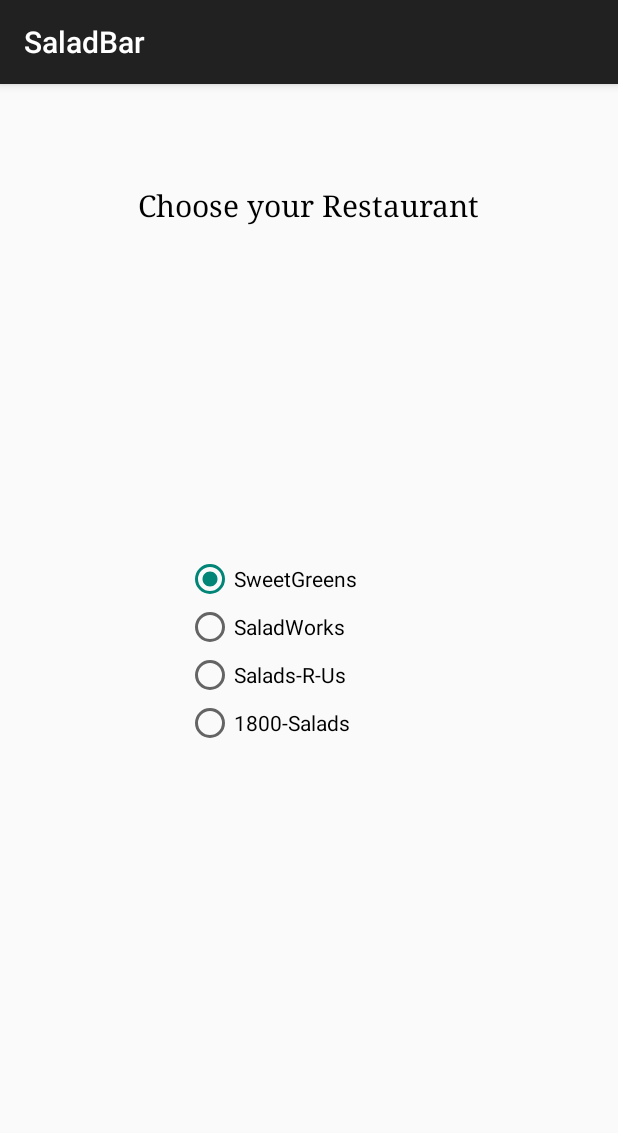
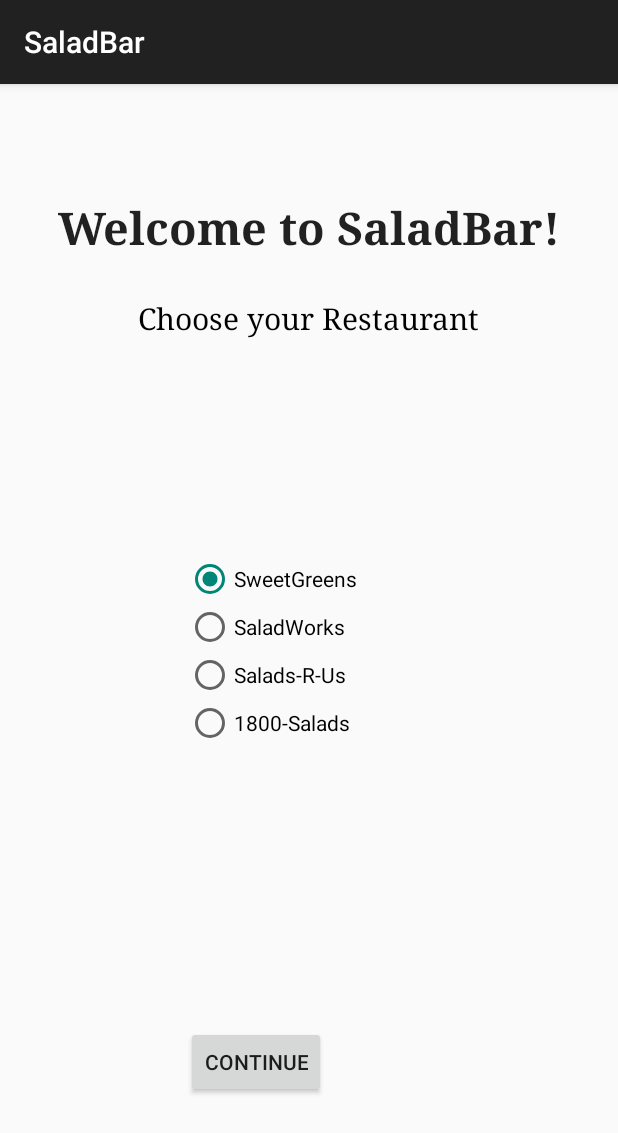
Before and after one commit to gonzalo-m/salad-bar, an Android app: the fragment RestaurantSelectorFragment shown on its own in the app's theme, on a phone screen of 412 x 824 dp. Shown: the top 1133 px of the screen. Run offline under Robolectric (Android 15) with nearby library versions, the phone set to English and light mode, and no system bars.

Commit message:
Added restaurant selector activity
To enable, just move the intent filter from AndroidManifest.xml to the
correct spot (there's a comment for it).

Before we turn this in, make sure to remove the line marked as "REMOVE
THIS LINE"

```diff
--- a/android/SaladBar/app/build.gradle
+++ b/android/SaladBar/app/build.gradle
@@ -24,7 +24,8 @@ android {
 
 dependencies {
     compile fileTree(dir: 'libs', include: ['*.jar'])
-    compile 'com.android.support:appcompat-v7:23.0.1'
     testCompile 'junit:junit:4.12'
     testCompile "org.mockito:mockito-core:1.9.5"
+    compile 'com.android.support:appcompat-v7:23.1.1'
+    compile 'com.android.support:design:23.1.1'
 }
--- a/android/SaladBar/app/src/main/java/com/sb/saladbar/RestaurantSelectorFragment.java
+++ b/android/SaladBar/app/src/main/java/com/sb/saladbar/RestaurantSelectorFragment.java
@@ -12,7 +12,7 @@ public class RestaurantSelectorFragment extends android.support.v4.app.Fragment
     @Override
     public View onCreateView(LayoutInflater inflater, ViewGroup container,
                              Bundle savedInstanceState) {
-        View rootView = inflater.inflate(R.layout.fragment_restaurant_selector, null);
+        View rootView = inflater.inflate(R.layout.activity_restaurant_selector, null);
         return rootView;
     }
 
--- a/android/SaladBar/app/src/main/res/layout/fragment_restaurant_selector.xml
+++ b/android/SaladBar/app/src/main/res/layout/activity_restaurant_selector.xml
@@ -2,8 +2,7 @@
     xmlns:tools="http://schemas.android.com/tools" android:layout_width="match_parent"
     android:layout_height="match_parent" tools:context="com.sb.saladbar.RestaurantSelector">
 
-    <!-- TODO: Update blank fragment layout -->
-    <TextView android:layout_width="wrap_content" android:layout_height="94dp"
+    <TextView android:layout_width="wrap_content" android:layout_height="169dp"
         android:text="Choose your Restaurant"
         android:layout_gravity="center_horizontal|top"
         android:gravity="bottom"
@@ -65,6 +64,26 @@
         android:layout_height="140dp"
         android:layout_gravity="center_horizontal|bottom" >
 
+        <Button
+            android:layout_width="wrap_content"
+            android:layout_height="wrap_content"
+            android:text="CONTINUE"
+            android:id="@+id/button"
+            android:onClick="continueActivity" />
     </LinearLayout>
 
+    <TextView
+        android:layout_width="match_parent"
+        android:layout_height="112dp"
+        android:textAppearance="?android:attr/textAppearanceLarge"
+        android:text="Welcome to SaladBar!"
+        android:id="@+id/textView4"
+        android:layout_gravity="right|top"
+        android:textSize="30dp"
+        android:layout_marginTop="40dp"
+        android:textAlignment="center"
+        android:textStyle="bold"
+        android:typeface="serif"
+        android:gravity="center" />
+
 </FrameLayout>
--- /dev/null
+++ b/android/SaladBar/app/src/main/res/values-v21/styles.xml
@@ -0,0 +1,8 @@
+<resources>>
+    <style name="AppTheme.NoActionBar">
+        <item name="windowActionBar">false</item>
+        <item name="windowNoTitle">true</item>
+        <item name="android:windowDrawsSystemBarBackgrounds">true</item>
+        <item name="android:statusBarColor">@android:color/transparent</item>
+    </style>
+</resources>
--- a/android/SaladBar/app/src/main/res/values/dimens.xml
+++ b/android/SaladBar/app/src/main/res/values/dimens.xml
@@ -6,4 +6,5 @@
     <!-- Per the design guidelines, navigation drawers should be between 240dp and 320dp:
          https://developer.android.com/design/patterns/navigation-drawer.html -->
     <dimen name="navigation_drawer_width">240dp</dimen>
+    <dimen name="fab_margin">16dp</dimen>
 </resources>
--- a/android/SaladBar/app/src/main/res/values/strings.xml
+++ b/android/SaladBar/app/src/main/res/values/strings.xml
@@ -28,5 +28,6 @@
     <string name="order_confirmation">Order Confirmation</string>
     <string name="title_activity_salad_bar_host">SaladBarHostActivity</string>
     <string name="progress_message">Placing order...</string>
+    <string name="title_activity_restaurant_selector">RestaurantSelectorActivity</string>
 
 </resources>
--- a/android/SaladBar/app/src/main/res/values/styles.xml
+++ b/android/SaladBar/app/src/main/res/values/styles.xml
@@ -4,5 +4,11 @@
     <style name="AppTheme" parent="Theme.AppCompat.Light.DarkActionBar">
         <!-- Customize your theme here. -->
     </style>
+    <style name="AppTheme.NoActionBar">
+        <item name="windowActionBar">false</item>
+        <item name="windowNoTitle">true</item>
+    </style>
+    <style name="AppTheme.AppBarOverlay" parent="ThemeOverlay.AppCompat.Dark.ActionBar" />
+    <style name="AppTheme.PopupOverlay" parent="ThemeOverlay.AppCompat.Light" />
 
 </resources>
```
Also changed, not shown: android/SaladBar/app/src/main/AndroidManifest.xml (+21 -13 lines), android/SaladBar/app/src/main/java/com/sb/saladbar/RestaurantSelectorActivity.java (added, +31 -0 lines), android/SaladBar/app/src/main/java/com/sb/saladbar/SaladBarHostActivity.java (+4 -3 lines), android/SaladBar/app/src/main/res/layout/content_restaurant_selector.xml (added, +13 -0 lines).
